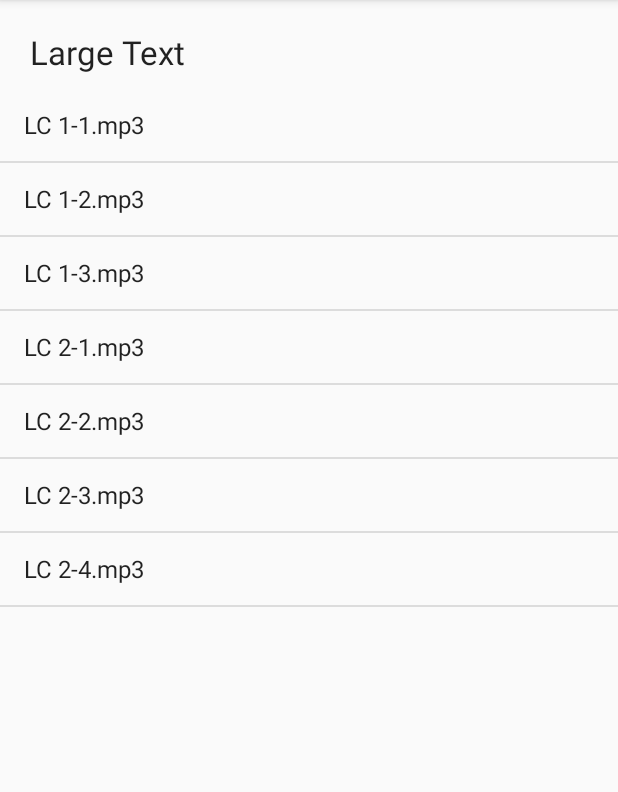
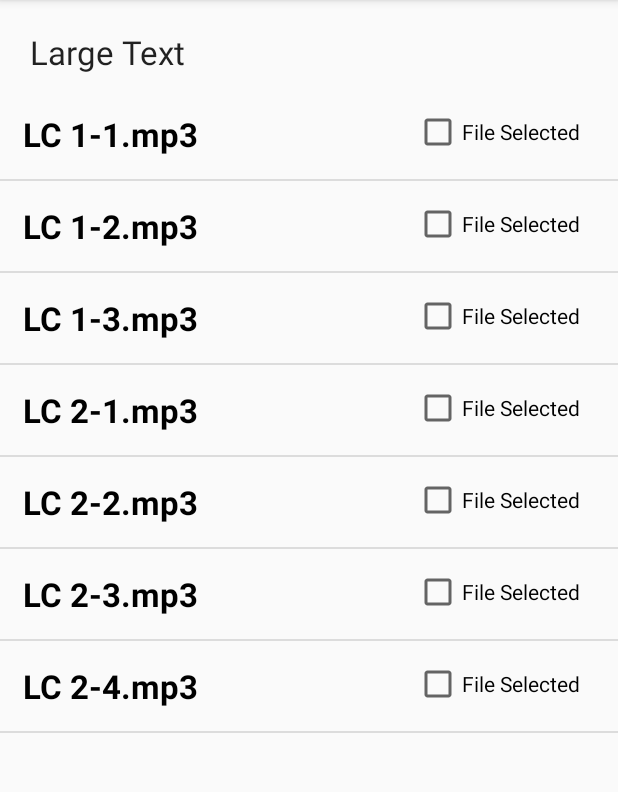
Before and after one commit to issuxark11/HCI_Project, an Android app: the FileManage screen opened directly, with no data from a screen before it, on a phone screen of 412 x 824 dp, the part 84-876 px from its top. Run offline under Robolectric (Android 15) with nearby library versions, the phone set to English and light mode, and no system bars.

Commit message:
file manager : mid

```diff
--- a/app/src/main/java/example/android/issuxark11/hci_lsl_player/CustomAdapter.java
+++ b/app/src/main/java/example/android/issuxark11/hci_lsl_player/CustomAdapter.java
@@ -56,6 +56,10 @@ public class CustomAdapter extends BaseAdapter {
             LayoutInflater inflater = (LayoutInflater) context.getSystemService(Context.LAYOUT_INFLATER_SERVICE);
             convertView = inflater.inflate(R.layout.custom_item, parent, false);
 
+            // TextView에 현재 position의 문자열 추가
+            TextView text = (TextView) convertView.findViewById(R.id.item_text);
+            text.setText(m_List.get(position));
+
             // 리스트 아이템을 터치 했을 때 이벤트 발생
             convertView.setOnClickListener(new OnClickListener() {
 
@@ -63,17 +67,6 @@ public class CustomAdapter extends BaseAdapter {
                 public void onClick(View v) {
                     // 터치 시 해당 아이템 이름 출력
                     Toast.makeText(context, "리스트 클릭 : "+m_List.get(pos), Toast.LENGTH_SHORT).show();
-                }
-            });
-
-            // 리스트 아이템을 길게 터치 했을 떄 이벤트 발생
-            convertView.setOnLongClickListener(new OnLongClickListener() {
-
-                @Override
-                public boolean onLongClick(View v) {
-                    // 터치 시 해당 아이템 이름 출력
-                    Toast.makeText(context, "리스트 롱 클릭 : "+m_List.get(pos), Toast.LENGTH_SHORT).show();
-                    return true;
                 }
             });
         }
--- a/app/src/main/java/example/android/issuxark11/hci_lsl_player/FileManage.java
+++ b/app/src/main/java/example/android/issuxark11/hci_lsl_player/FileManage.java
@@ -16,10 +16,9 @@ public class FileManage extends Activity {
         setContentView(R.layout.file_manage);
 
         ListView LV = (ListView) findViewById(R.id.listView);
-        ArrayAdapter<String> adapter;
+        //ArrayAdapter<String> adapter;
+        CustomAdapter adapter = new CustomAdapter();
         //adapter = new ArrayAdapter<String>(this, android.R.layout.simple_list_item_1);
-        //adapter = new CustomAdapter();
-        adapter = new ArrayAdapter<String>(this, android.R.layout.simple_list_item_1);
         LV.setAdapter(adapter);
 
         adapter.add("LC 1-1.mp3");
--- a/app/src/main/res/layout/custom_item.xml
+++ b/app/src/main/res/layout/custom_item.xml
@@ -5,22 +5,23 @@
     android:layout_width="match_parent"
     android:layout_height="match_parent">
 
-    <textview
+    <TextView
         android:id="@+id/item_text"
         android:layout_width="fill_parent"
         android:layout_height="wrap_content"
-        android:textAppearance="?android:attr/textAppearanceInverse"
-        android:textColor="#000000"
-        />
+        android:layout_marginLeft="15dp"
+        android:layout_marginBottom="15dp"
+        android:layout_marginTop="15dp"
+        style="@style/ListStyle"/>
 
     <CheckBox
+        android:id="@+id/checkBox"
+        android:text="File Selected"
         android:layout_width="wrap_content"
         android:layout_height="wrap_content"
-        android:text="Select File"
-        android:id="@+id/checkBox"
+        android:layout_marginRight="25dp"
         android:layout_alignBottom="@+id/item_text"
         android:layout_alignParentRight="true"
         android:layout_alignParentEnd="true" />
 
-
 </RelativeLayout>
--- a/app/src/main/res/layout/file_manage.xml
+++ b/app/src/main/res/layout/file_manage.xml
@@ -17,7 +17,7 @@
         android:text="Large Text" />
 
     <ListView
+        android:id="@+id/listView"
         android:layout_width="match_parent"
-        android:layout_height="484dp"
-        android:id="@+id/listView" />
+        android:layout_height="484dp" />
 </LinearLayout>
--- a/app/src/main/res/values/styles.xml
+++ b/app/src/main/res/values/styles.xml
@@ -22,4 +22,9 @@
         <item name="android:textStyle">bold</item>
     </style>
 
+    <style name="ListStyle" parent="@android:style/TextAppearance.Large">
+        <item name="android:textColor">#000000</item>
+        <item name="android:textStyle">bold</item>
+    </style>
+
 </resources>
```
